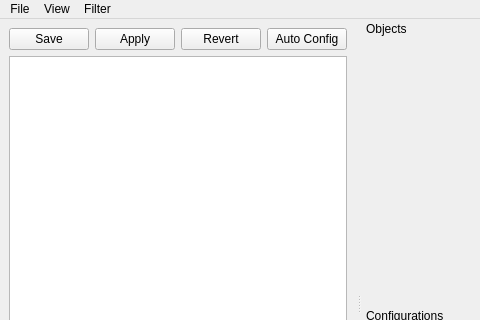
Qt form pmgr.ui (pcdshub/pmgr) before a commit; both pictures show x 0 to 480 and y 0 to 320 of the 962 by 608 pixel window.
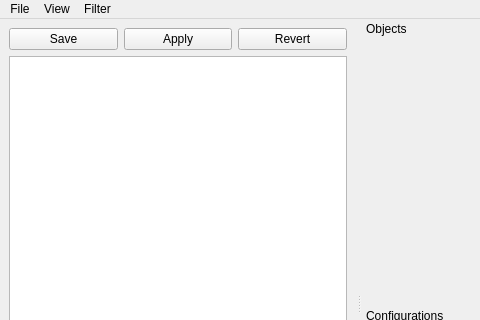
The same form after that commit. Custom widgets are drawn as their Qt base class.

Commit message: Support auto configuration.

Diff of the .ui file:
```diff
--- a/pmgr.ui
+++ b/pmgr.ui
@@ -6,7 +6,7 @@
    <rect>
     <x>0</x>
     <y>0</y>
-    <width>882</width>
+    <width>962</width>
     <height>608</height>
    </rect>
   </property>
@@ -22,7 +22,7 @@
       </property>
      </widget>
     </item>
-    <item row="1" column="0" colspan="4">
+    <item row="1" column="0" colspan="3">
      <widget class="QTreeWidget" name="treeWidget">
       <property name="sizePolicy">
        <sizepolicy hsizetype="MinimumExpanding" vsizetype="Expanding">
@@ -73,13 +73,6 @@
       </property>
      </widget>
     </item>
-    <item row="0" column="3">
-     <widget class="QPushButton" name="autoButton">
-      <property name="text">
-       <string>Auto Config</string>
-      </property>
-     </widget>
-    </item>
    </layout>
   </widget>
   <widget class="QMenuBar" name="menubar">
@@ -87,7 +80,7 @@
     <rect>
      <x>0</x>
      <y>0</y>
-     <width>882</width>
+     <width>962</width>
      <height>23</height>
     </rect>
    </property>
```
The commit also changes 5 other files.
